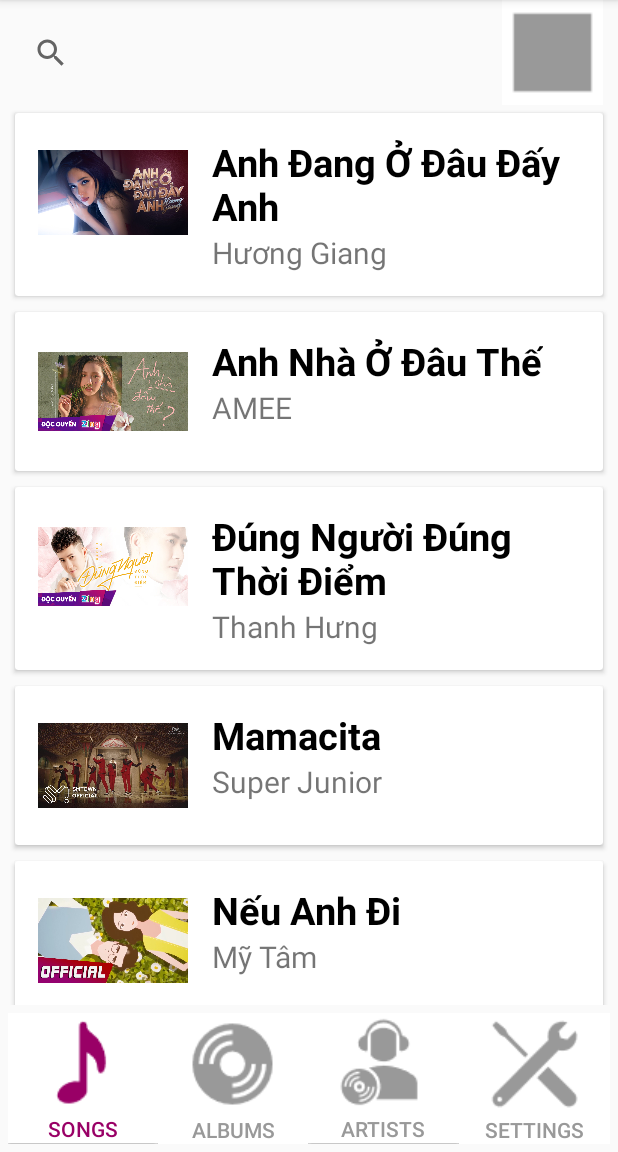
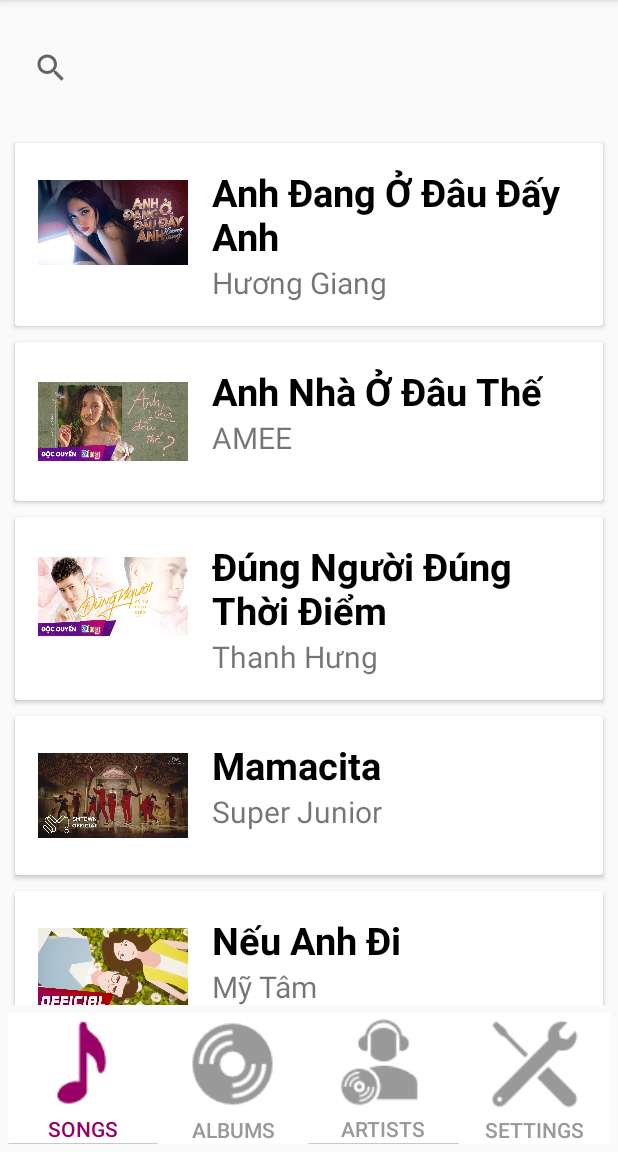
Before and after one commit to nguyenvietngocquang/Music-Player, an Android app: the screen it shows after launch (MainActivity), on a phone screen of 412 x 824 dp, the part 84-1236 px from its top. Run offline under Robolectric (Android 15) with nearby library versions, the phone set to English and light mode, and no system bars.

Commit message:
Service & Layout

```diff
--- a/app/src/main/java/com/example/musicplayer/MainActivity.java
+++ b/app/src/main/java/com/example/musicplayer/MainActivity.java
@@ -8,7 +8,6 @@
 import android.os.Bundle;
 import android.view.View;
 import android.widget.Button;
-import android.widget.ImageButton;
 
 import java.util.ArrayList;
 
@@ -29,14 +28,6 @@
         RVAdapter adapter = new RVAdapter(songs);
         adapter.onAttachedToRecyclerView(rv);
         rv.setAdapter(adapter);
-
-        ImageButton btnStop = (ImageButton) findViewById(R.id.btn_stop);
-        btnStop.setOnClickListener(new View.OnClickListener() {
-            @Override
-            public void onClick(View view) {
-
-            }
-        });
 
         Button btnAlbums = (Button) findViewById(R.id.btn_albums);
         btnAlbums.setOnClickListener(new View.OnClickListener() {
--- a/app/src/main/res/layout/activity_main.xml
+++ b/app/src/main/res/layout/activity_main.xml
@@ -7,35 +7,19 @@
     android:orientation="vertical"
     tools:context=".MainActivity">
 
-    <RelativeLayout
-        android:id="@+id/top"
+    <SearchView
+        android:id="@+id/search_bar"
         android:layout_width="match_parent"
-        android:layout_height="70dp">
-
-        <SearchView
-            android:layout_width="match_parent"
-            android:layout_height="match_parent"
-            android:layout_marginHorizontal="10dp"
-            android:layout_marginVertical="5dp"
-            android:layout_toLeftOf="@id/btn_stop"></SearchView>
-
-        <ImageButton
-            android:id="@+id/btn_stop"
-            android:layout_width="wrap_content"
-            android:layout_height="match_parent"
-            android:layout_alignParentRight="true"
-            android:layout_marginHorizontal="10dp"
-            android:background="#FFFFFF"
-            android:src="@drawable/btn_stop" />
-
-    </RelativeLayout>
+        android:layout_height="70dp"
+        android:layout_marginHorizontal="10dp"
+        android:layout_marginVertical="10dp" />
 
     <androidx.recyclerview.widget.RecyclerView
         android:id="@+id/rv"
         android:layout_width="match_parent"
-        android:layout_height="wrap_content"
-        android:layout_above="@id/bottom"
-        android:layout_below="@id/top">
+        android:layout_height="match_parent"
+        android:layout_above="@+id/bottom"
+        android:layout_below="@+id/search_bar">
 
     </androidx.recyclerview.widget.RecyclerView>
 
--- a/app/src/main/res/layout/activity_play_song.xml
+++ b/app/src/main/res/layout/activity_play_song.xml
@@ -32,7 +32,7 @@
         android:id="@+id/txt_artist"
         android:layout_width="match_parent"
         android:layout_height="wrap_content"
-        android:layout_below="@id/txt_title"
+        android:layout_below="@+id/txt_title"
         android:ellipsize="end"
         android:gravity="center"
         android:padding="5dp"
@@ -51,7 +51,7 @@
     <RelativeLayout
         android:layout_width="match_parent"
         android:layout_height="wrap_content"
-        android:layout_above="@id/seek_bar">
+        android:layout_above="@+id/seek_bar">
 
         <TextView
             android:id="@+id/timeNow"
@@ -77,7 +77,7 @@
         android:id="@+id/seek_bar"
         android:layout_width="match_parent"
         android:layout_height="wrap_content"
-        android:layout_above="@id/control"
+        android:layout_above="@+id/control"
         android:layout_marginHorizontal="20dp" />
 
     <LinearLayout
```
Also changed, not shown: app/src/main/java/com/example/musicplayer/PlaySongActivity.java (+38 -15 lines), app/src/main/java/com/example/musicplayer/PlaySongService.java (+25 -6 lines), app/src/main/res/layout/activity_albums.xml (+8 -24 lines), app/src/main/res/layout/activity_artists.xml (+8 -24 lines), app/src/main/res/layout/activity_settings.xml (+8 -24 lines).
